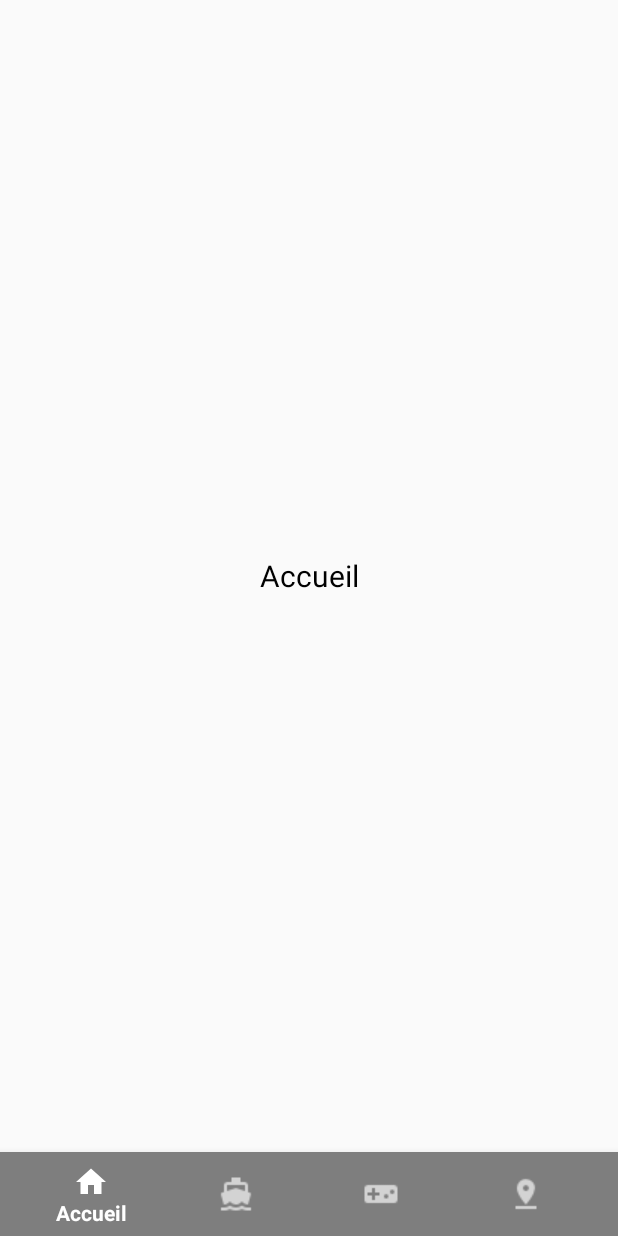
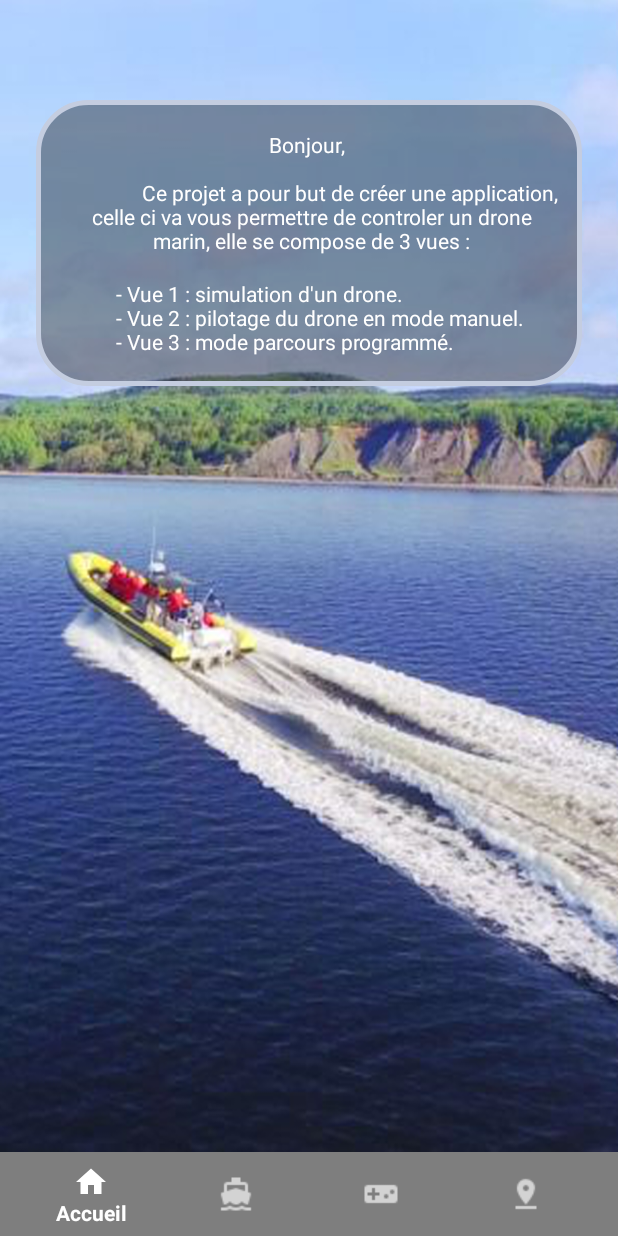
Before and after one commit to niveki/projetSmartphone, an Android app: the screen it shows after launch (MainActivity), on a phone screen of 412 x 824 dp. Run offline under Robolectric (Android 15) with nearby library versions, the phone set to English and light mode, and no system bars.

Commit message:
modif home page

```diff
--- /dev/null
+++ b/projetDrone/app/src/main/res/drawable/cadre.xml
@@ -0,0 +1,17 @@
+<shape
+    xmlns:android="http://schemas.android.com/apk/res/android"
+    android:shape="rectangle"   >
+
+    <solid
+        android:color="#5E000000"
+        />
+
+    <stroke
+        android:width="5px"
+        android:color="#C4CDE0"
+        />
+
+    <corners
+        android:radius="50px"
+        />
+</shape>
--- a/projetDrone/app/src/main/res/layout/fragment_home.xml
+++ b/projetDrone/app/src/main/res/layout/fragment_home.xml
@@ -5,12 +5,47 @@
     android:layout_height="match_parent"
     tools:context="com.example.Drone.Fragment_home">
 
-    <TextView
+    <RelativeLayout
         android:layout_width="match_parent"
-        android:layout_height="match_parent"
-        android:text="@string/text_home"
-        android:gravity="center"
-        android:textSize="20dp"
-        android:textColor="#000"/>
+        android:layout_height="match_parent">
+
+        <ImageView
+            android:layout_width="match_parent"
+            android:layout_height="match_parent"
+            android:src="@drawable/back_home"
+            android:adjustViewBounds="true"
+            android:scaleType="fitXY"
+            android:alpha="1"
+            />
+
+        <LinearLayout
+            android:id="@+id/cadreMenu"
+            android:layout_width="wrap_content"
+            android:layout_height="wrap_content"
+            android:layout_marginTop="100px"
+            android:orientation="vertical"
+            android:layout_centerHorizontal="true"
+            android:background="@drawable/cadre"
+            >
+            <TextView
+                android:layout_width="match_parent"
+                android:layout_height="wrap_content"
+                android:gravity="center"
+                android:text="Bonjour, \n\n\t\t\t\t Ce projet a pour but de créer une application, \n celle ci va vous permettre de controler un drone\n marin, elle se compose de 3 vues :"
+                android:textColor="#fff"
+                android:paddingTop="30px"
+                android:paddingLeft="20px"
+                android:paddingRight="20px"/>
+            <TextView
+                android:layout_width="match_parent"
+                android:layout_height="wrap_content"
+                android:text="\n\t\t\t- Vue 1 : simulation d'un drone.\n\t\t\t- Vue 2 : pilotage du drone en mode manuel.\n\t\t\t- Vue 3 : mode parcours programmé."
+                android:textColor="#fff"
+                android:paddingBottom="30px"
+                android:paddingLeft="20px"
+                android:paddingRight="20px"/>/>
+        </LinearLayout>
+
+    </RelativeLayout>
 
 </FrameLayout>
```
Also changed, not shown: projetDrone/app/src/main/res/drawable/back_home.png (added).
